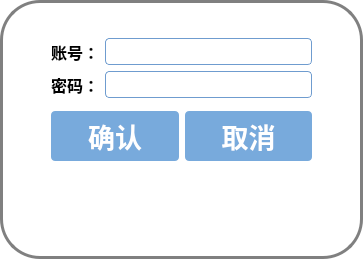
Old version of the form Master/managerloginwidget.ui in the repository L-Jay1999/DistributedTemperatureControlSystem.
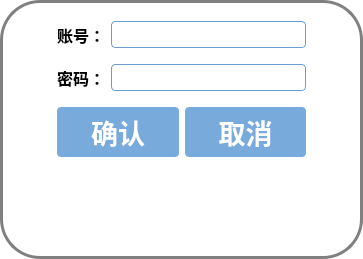
New version of the form.

```diff
--- a/Master/managerloginwidget.ui
+++ b/Master/managerloginwidget.ui
@@ -52,19 +52,74 @@
 }
 </string>
   </property>
-  <layout class="QGridLayout" name="gridLayout_2" rowstretch="0,1,1,0" columnstretch="0,5,0">
-   <item row="3" column="1">
-    <widget class="QLabel" name="label_error">
-     <property name="maximumSize">
+  <layout class="QGridLayout" name="gridLayout" rowstretch="3,3,1,0" columnstretch="0,1,0">
+   <item row="0" column="1">
+    <layout class="QHBoxLayout" name="horizontalLayout_2">
+     <item>
+      <widget class="QLabel" name="label_account">
+       <property name="font">
+        <font>
+         <pointsize>12</pointsize>
+         <weight>75</weight>
+         <bold>true</bold>
+        </font>
+       </property>
+       <property name="text">
+        <string>账号：</string>
+       </property>
+      </widget>
+     </item>
+     <item>
+      <widget class="QLineEdit" name="lineEdit_account"/>
+     </item>
+    </layout>
+   </item>
+   <item row="1" column="0">
+    <spacer name="horizontalSpacer_3">
+     <property name="orientation">
+      <enum>Qt::Horizontal</enum>
+     </property>
+     <property name="sizeHint" stdset="0">
       <size>
-       <width>219</width>
-       <height>65</height>
+       <width>40</width>
+       <height>20</height>
       </size>
      </property>
-     <property name="text">
-      <string/>
+    </spacer>
+   </item>
+   <item row="1" column="1">
+    <layout class="QHBoxLayout" name="horizontalLayout_4">
+     <item>
+      <widget class="QLabel" name="label_password">
+       <property name="font">
+        <font>
+         <pointsize>12</pointsize>
+         <weight>75</weight>
+         <bold>true</bold>
+        </font>
+       </property>
+       <property name="text">
+        <string>密码：</string>
+       </property>
+      </widget>
+     </item>
+     <item>
+      <widget class="QLineEdit" name="lineEdit_password"/>
+     </item>
+    </layout>
+   </item>
+   <item row="1" column="2">
+    <spacer name="horizontalSpacer_2">
+     <property name="orientation">
+      <enum>Qt::Horizontal</enum>
      </property>
-    </widget>
+     <property name="sizeHint" stdset="0">
+      <size>
+       <width>40</width>
+       <height>20</height>
+      </size>
+     </property>
+    </spacer>
    </item>
    <item row="2" column="1">
     <layout class="QHBoxLayout" name="horizontalLayout">
@@ -98,82 +153,18 @@
      </item>
     </layout>
    </item>
-   <item row="1" column="2">
-    <spacer name="horizontalSpacer_2">
-     <property name="orientation">
-      <enum>Qt::Horizontal</enum>
-     </property>
-     <property name="sizeHint" stdset="0">
+   <item row="3" column="0" colspan="3">
+    <widget class="QLabel" name="label_error">
+     <property name="maximumSize">
       <size>
-       <width>40</width>
-       <height>20</height>
+       <width>10000</width>
+       <height>65</height>
       </size>
      </property>
-    </spacer>
-   </item>
-   <item row="0" column="1">
-    <spacer name="horizontalSpacer">
-     <property name="orientation">
-      <enum>Qt::Horizontal</enum>
+     <property name="text">
+      <string/>
      </property>
-     <property name="sizeHint" stdset="0">
-      <size>
-       <width>40</width>
-       <height>20</height>
-      </size>
-     </property>
-    </spacer>
-   </item>
-   <item row="1" column="1">
-    <layout class="QGridLayout" name="gridLayout">
-     <item row="0" column="1">
-      <widget class="QLineEdit" name="lineEdit_account"/>
-     </item>
-     <item row="1" column="1">
-      <widget class="QLineEdit" name="lineEdit_password"/>
-     </item>
-     <item row="0" column="0" alignment="Qt::AlignHCenter">
-      <widget class="QLabel" name="label_account">
-       <property name="font">
-        <font>
-         <pointsize>12</pointsize>
-         <weight>75</weight>
-         <bold>true</bold>
-        </font>
-       </property>
-       <property name="text">
-        <string>账号：</string>
-       </property>
-      </widget>
-     </item>
-     <item row="1" column="0">
-      <widget class="QLabel" name="label_password">
-       <property name="font">
-        <font>
-         <pointsize>12</pointsize>
-         <weight>75</weight>
-         <bold>true</bold>
-        </font>
-       </property>
-       <property name="text">
-        <string>密码：</string>
-       </property>
-      </widget>
-     </item>
-    </layout>
-   </item>
-   <item row="1" column="0">
-    <spacer name="horizontalSpacer_3">
-     <property name="orientation">
-      <enum>Qt::Horizontal</enum>
-     </property>
-     <property name="sizeHint" stdset="0">
-      <size>
-       <width>40</width>
-       <height>20</height>
-      </size>
-     </property>
-    </spacer>
+    </widget>
    </item>
   </layout>
  </widget>
```
